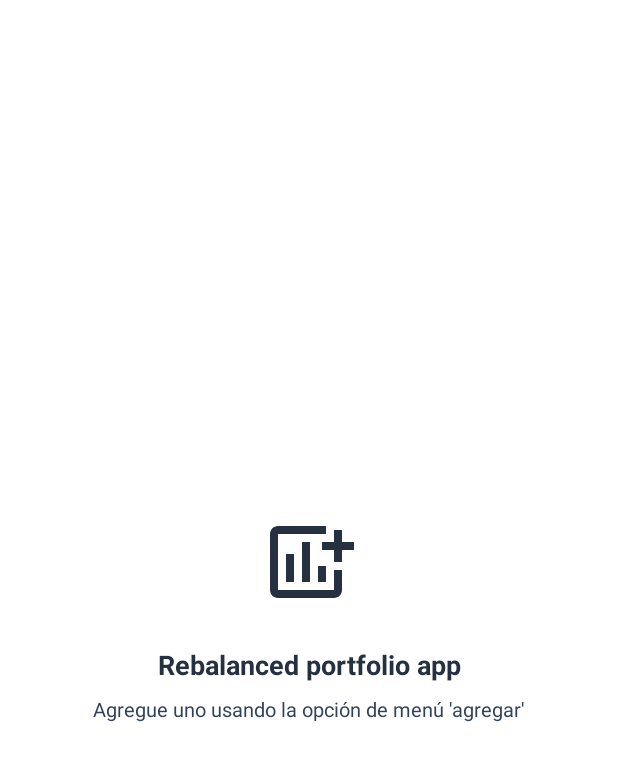
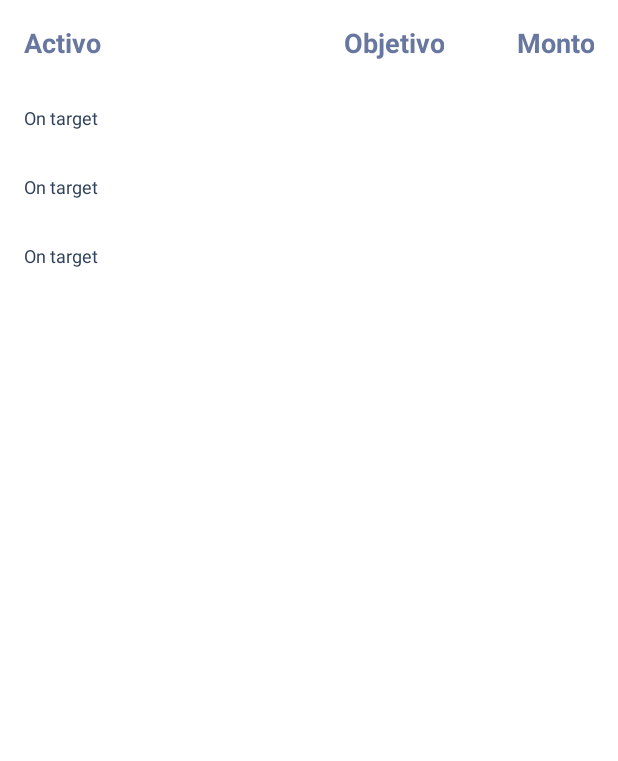
Before and after one commit to terry1921/Rebalanceportfolioapp, an Android app: the layout fragment_home.xml on its own in the app's theme, with its tools: preview values and no code run, on a phone screen of 412 x 824 dp. Shown: the top 761 px of the screen. Run offline under Robolectric (Android 15) with nearby library versions, the phone set to English and light mode, and no system bars.

Commit message:
feat: Add Assets list - Update headers views - Update Dao and local storage

```diff
--- a/app/src/main/java/com/mx/terryrockstar/rebalancedportfolioapp/ViewModelFactory.kt
+++ b/app/src/main/java/com/mx/terryrockstar/rebalancedportfolioapp/ViewModelFactory.kt
@@ -21,6 +21,7 @@ import com.mx.terryrockstar.rebalancedportfolioapp.add.AddEditViewModel
 import com.mx.terryrockstar.rebalancedportfolioapp.data.source.Repository
 import com.mx.terryrockstar.rebalancedportfolioapp.domain.*
 import com.mx.terryrockstar.rebalancedportfolioapp.groups.GroupsViewModel
+import com.mx.terryrockstar.rebalancedportfolioapp.home.AssetsViewModel
 
 /**
  * Factory for all ViewModels.
@@ -42,6 +43,9 @@ class ViewModelFactory constructor(
                         )
                     isAssignableFrom(GroupsViewModel::class.java) ->
                         GroupsViewModel(GetGroupsUseCase(repository))
+                    isAssignableFrom(AssetsViewModel::class.java) ->
+                        AssetsViewModel(GetAssetsUseCase(repository),
+                        GetGroupUseCase(repository))
                     else ->
                         throw IllegalArgumentException("Unknown ViewModel class: ${modelClass.name}")
                 }
--- a/app/src/main/java/com/mx/terryrockstar/rebalancedportfolioapp/add/AddEditFragment.kt
+++ b/app/src/main/java/com/mx/terryrockstar/rebalancedportfolioapp/add/AddEditFragment.kt
@@ -159,6 +159,7 @@ class AddEditFragment : Fragment() {
      */
     private fun setupNavigation() {
         viewModel.updateEvent.observe(viewLifecycleOwner, EventObserver {
+            Preferences().setPreference(ON_EDIT, EDITED)
             activity?.onBackPressed()
         })
     }
--- a/app/src/main/java/com/mx/terryrockstar/rebalancedportfolioapp/data/source/local/AppDao.kt
+++ b/app/src/main/java/com/mx/terryrockstar/rebalancedportfolioapp/data/source/local/AppDao.kt
@@ -13,7 +13,7 @@ interface AppDao {
      *
      * @return all asset
      */
-    @Query("SELECT * FROM assets")
+    @Query("SELECT * FROM assets ORDER BY group_id ASC")
     suspend fun getAssets(): List<Asset>
 
     /**
--- a/app/src/main/java/com/mx/terryrockstar/rebalancedportfolioapp/data/source/local/LocalDataSource.kt
+++ b/app/src/main/java/com/mx/terryrockstar/rebalancedportfolioapp/data/source/local/LocalDataSource.kt
@@ -6,6 +6,7 @@ import com.mx.terryrockstar.rebalancedportfolioapp.data.Result
 import com.mx.terryrockstar.rebalancedportfolioapp.data.Result.Error
 import com.mx.terryrockstar.rebalancedportfolioapp.data.Result.Success
 import com.mx.terryrockstar.rebalancedportfolioapp.data.source.DataSource
+import com.mx.terryrockstar.rebalancedportfolioapp.utils.Print
 import kotlinx.coroutines.CoroutineDispatcher
 import kotlinx.coroutines.Dispatchers
 import kotlinx.coroutines.withContext
@@ -19,6 +20,7 @@ class LocalDataSource internal constructor(
         return@withContext try {
             Success(assetsDao.getAssets())
         } catch (e: Exception) {
+            Print.e(javaClass.name, e.message, e.cause)
             Error(e)
         }
     }
@@ -32,6 +34,7 @@ class LocalDataSource internal constructor(
                 return@withContext Error(Exception("Asset not found"))
             }
         } catch (e: Exception) {
+            Print.e(javaClass.name, e.message, e.cause)
             return@withContext Error(e)
         }
     }
@@ -58,6 +61,7 @@ class LocalDataSource internal constructor(
         return@withContext try {
             Success(assetsDao.getGroups())
         } catch (e: java.lang.Exception) {
+            Print.e(javaClass.name, e.message, e.cause)
             Error(e)
         }
     }
@@ -71,6 +75,7 @@ class LocalDataSource internal constructor(
                 return@withContext Error(java.lang.Exception("Group not found"))
             }
         } catch (e: java.lang.Exception) {
+            Print.e(javaClass.name, e.message, e.cause)
             return@withContext Error(e)
         }
     }
--- a/app/src/main/java/com/mx/terryrockstar/rebalancedportfolioapp/settings/SettingsFragment.kt
+++ b/app/src/main/java/com/mx/terryrockstar/rebalancedportfolioapp/settings/SettingsFragment.kt
@@ -14,7 +14,7 @@ class SettingsFragment : PreferenceFragmentCompat() {
         setPreferencesFromResource(R.xml.root_preferences, rootKey)
 
         val listener = Preference.OnPreferenceChangeListener { preference, newValue ->
-            Print.d("preference: $preference newValue: $newValue")
+            Print.i("preference: $preference newValue: $newValue")
             Preferences().setPreference(CURRENCY_PREFERENCE, newValue.toString())
             true
         }
--- a/app/src/main/java/com/mx/terryrockstar/rebalancedportfolioapp/utils/Constants.kt
+++ b/app/src/main/java/com/mx/terryrockstar/rebalancedportfolioapp/utils/Constants.kt
@@ -4,3 +4,9 @@ const val FROM_DEFAULT = 0
 const val FROM_HOME = 1
 const val FROM_GROUP = 2
 const val DEFAULT_ID = 0L
+
+const val ON_EDIT = "onEditAction"
+const val EDITED = true
+const val NO_EDITED = false
+
+const val ERROR_FETCHING_LOCAL: String = "Error fetching from local"
--- a/app/src/main/res/layout/fragment_home.xml
+++ b/app/src/main/res/layout/fragment_home.xml
@@ -1,10 +1,16 @@
 <?xml version="1.0" encoding="utf-8"?>
-<FrameLayout xmlns:android="http://schemas.android.com/apk/res/android"
+<layout
+    xmlns:android="http://schemas.android.com/apk/res/android"
+    xmlns:tools="http://schemas.android.com/tools"
     xmlns:app="http://schemas.android.com/apk/res-auto"
-    xmlns:tools="http://schemas.android.com/tools"
-    android:layout_width="match_parent"
-    android:layout_height="match_parent"
     tools:context=".home.HomeFragment">
+
+    <data>
+        <import type="android.view.View" />
+        <variable
+            name="viewmodel"
+            type="com.mx.terryrockstar.rebalancedportfolioapp.home.AssetsViewModel" />
+    </data>
 
     <androidx.constraintlayout.widget.ConstraintLayout
         android:layout_width="match_parent"
@@ -15,11 +21,46 @@
             layout="@layout/no_data_layout"
             android:layout_width="wrap_content"
             android:layout_height="wrap_content"
+            android:visibility="gone"
             app:layout_constraintBottom_toBottomOf="parent"
             app:layout_constraintEnd_toEndOf="parent"
             app:layout_constraintStart_toStartOf="parent"
             app:layout_constraintTop_toTopOf="parent" />
 
+        <androidx.constraintlayout.widget.ConstraintLayout
+            android:id="@+id/assetsContainer"
+            android:layout_width="0dp"
+            android:layout_height="0dp"
+            android:layout_marginTop="@dimen/margin_16"
+            android:layout_marginEnd="@dimen/margin_16"
+            android:layout_marginStart="@dimen/margin_16"
+            android:visibility="visible"
+            app:layout_constraintTop_toTopOf="parent"
+            app:layout_constraintStart_toStartOf="parent"
+            app:layout_constraintEnd_toEndOf="parent"
+            app:layout_constraintBottom_toBottomOf="parent">
+
+            <include
+                android:id="@+id/headerAssets"
+                layout="@layout/fragment_home_header" />
+
+            <androidx.recyclerview.widget.RecyclerView
+                android:id="@+id/assetsList"
+                android:layout_width="0dp"
+                android:layout_height="0dp"
+                android:overScrollMode="never"
+                app:layoutManager="androidx.recyclerview.widget.LinearLayoutManager"
+                android:orientation="vertical"
+                app:itemsAssets="@{viewmodel.items}"
+                tools:listitem="@layout/item_asset"
+                android:layout_marginTop="8dp"
+                app:layout_constraintTop_toBottomOf="@+id/headerAssets"
+                app:layout_constraintStart_toStartOf="parent"
+                app:layout_constraintEnd_toEndOf="parent"
+                app:layout_constraintBottom_toBottomOf="parent" />
+
+        </androidx.constraintlayout.widget.ConstraintLayout>
+
     </androidx.constraintlayout.widget.ConstraintLayout>
 
-</FrameLayout>
+</layout>
--- /dev/null
+++ b/app/src/main/res/layout/fragment_home_header.xml
@@ -0,0 +1,32 @@
+<?xml version="1.0" encoding="utf-8"?>
+<androidx.appcompat.widget.LinearLayoutCompat
+    xmlns:android="http://schemas.android.com/apk/res/android"
+    android:layout_width="match_parent"
+    android:layout_height="wrap_content"
+    android:weightSum="1">
+
+    <TextView
+        style="@style/TextTitle.Medium"
+        android:layout_width="0dp"
+        android:layout_height="wrap_content"
+        android:textColor="@color/lynch"
+        android:text="@string/asset"
+        android:layout_weight="1"/>
+
+    <TextView
+        style="@style/TextTitle.Medium"
+        android:gravity="end"
+        android:layout_width="100dp"
+        android:layout_height="wrap_content"
+        android:textColor="@color/lynch"
+        android:text="@string/target"/>
+
+    <TextView
+        style="@style/TextTitle.Medium"
+        android:gravity="end"
+        android:layout_width="100dp"
+        android:layout_height="wrap_content"
+        android:textColor="@color/lynch"
+        android:text="@string/amount"/>
+
+</androidx.appcompat.widget.LinearLayoutCompat>
--- /dev/null
+++ b/app/src/main/res/layout/item_asset.xml
@@ -0,0 +1,87 @@
+<?xml version="1.0" encoding="utf-8"?>
+<layout xmlns:android="http://schemas.android.com/apk/res/android">
+
+    <data>
+
+        <import type="android.widget.CompoundButton" />
+
+        <variable
+            name="asset"
+            type="com.mx.terryrockstar.rebalancedportfolioapp.data.Asset" />
+
+        <variable
+            name="viewmodel"
+            type="com.mx.terryrockstar.rebalancedportfolioapp.home.AssetsViewModel" />
+    </data>
+
+    <FrameLayout
+        android:layout_width="match_parent"
+        android:layout_height="wrap_content">
+
+        <TextView
+            android:id="@+id/groupName"
+            android:layout_width="wrap_content"
+            android:layout_height="wrap_content"
+            android:textAppearance="@style/TextTitle.Large"
+            android:textColor="@color/white_ice"
+            android:visibility="gone"
+            android:background="@color/textColorSecondary"
+            android:textAllCaps="true"
+            android:text="@{asset.titleHeader}"/>
+
+        <androidx.appcompat.widget.LinearLayoutCompat
+            android:id="@+id/assetContainer"
+            android:layout_width="match_parent"
+            android:layout_height="wrap_content"
+            android:gravity="center_vertical"
+            android:orientation="horizontal"
+            android:visibility="visible"
+            android:weightSum="1"
+            android:layout_marginBottom="8dp"
+            android:onClick="@{() -> viewmodel.openAsset(asset.id)}">
+
+            <androidx.appcompat.widget.LinearLayoutCompat
+                android:layout_width="0dp"
+                android:layout_height="wrap_content"
+                android:layout_weight="1"
+                android:orientation="vertical">
+
+                <androidx.appcompat.widget.AppCompatTextView
+                    android:id="@+id/name"
+                    style="@style/TextPrimary"
+                    android:layout_width="wrap_content"
+                    android:layout_height="wrap_content"
+                    android:text="@{asset.name}"/>
+
+                <androidx.appcompat.widget.AppCompatTextView
+                    android:id="@+id/description"
+                    style="@style/TextSmall"
+                    android:textColor="@color/textColorSecondary"
+                    android:layout_width="wrap_content"
+                    android:layout_height="wrap_content"
+                    android:text="On target"/>
+
+            </androidx.appcompat.widget.LinearLayoutCompat>
+
+            <androidx.appcompat.widget.AppCompatTextView
+                android:id="@+id/target"
+                style="@style/TextPrimary"
+                android:gravity="end"
+                android:layout_width="100dp"
+                android:layout_height="wrap_content"
+                android:text="@{asset.target}"/>
+
+            <androidx.appcompat.widget.AppCompatTextView
+                android:id="@+id/amount"
+                style="@style/TextPrimary"
+                android:textColor="@color/textColorSecondary"
+                android:gravity="end"
+                android:layout_width="100dp"
+                android:layout_height="wrap_content"
+                android:text="@{asset.mountCurrency}"/>
+
+        </androidx.appcompat.widget.LinearLayoutCompat>
+
+    </FrameLayout>
+
+</layout>
--- a/app/src/main/res/values/strings.xml
+++ b/app/src/main/res/values/strings.xml
@@ -38,5 +38,7 @@
     <string name="required">Requerido</string>
     <string name="target">Objetivo</string>
     <string name="_100">100</string>
+    <string name="asset">Activo</string>
+    <string name="amount">Monto</string>
 
 </resources>
```
Also changed, not shown: app/src/main/java/com/mx/terryrockstar/rebalancedportfolioapp/data/Asset.kt (+27 -0 lines), app/src/main/java/com/mx/terryrockstar/rebalancedportfolioapp/data/source/DefaultRepository.kt (+8 -7 lines), app/src/main/java/com/mx/terryrockstar/rebalancedportfolioapp/domain/GetAssetsUseCase.kt (added, +13 -0 lines), app/src/main/java/com/mx/terryrockstar/rebalancedportfolioapp/home/AssetsAdapter.kt (added, +64 -0 lines), app/src/main/java/com/mx/terryrockstar/rebalancedportfolioapp/home/AssetsViewModel.kt (added, +62 -0 lines), app/src/main/java/com/mx/terryrockstar/rebalancedportfolioapp/home/HomeFragment.kt (+71 -7 lines), app/src/main/java/com/mx/terryrockstar/rebalancedportfolioapp/utils/GroupListBindings.kt (+10 -0 lines), app/src/main/res/layout/fragment_groups.xml (+4 -20 lines), app/src/main/res/layout/fragment_groups_header.xml (added, +28 -0 lines), 1 other file.
